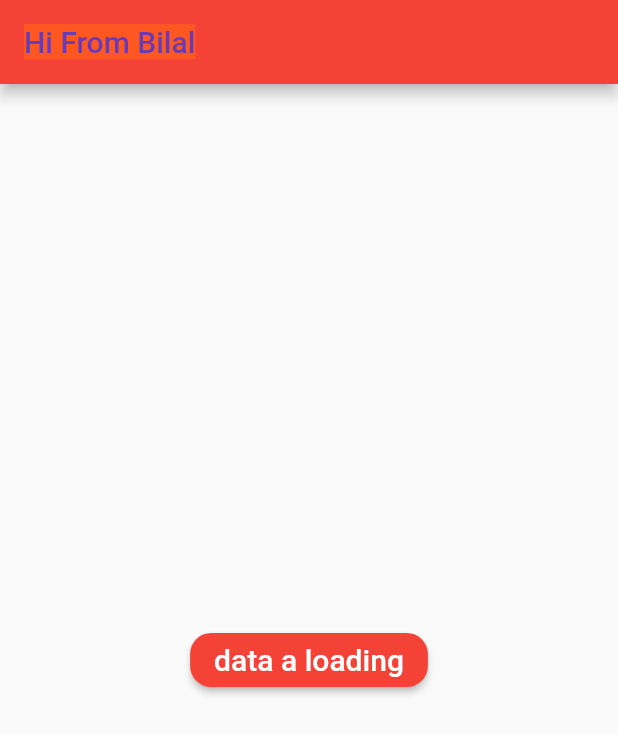
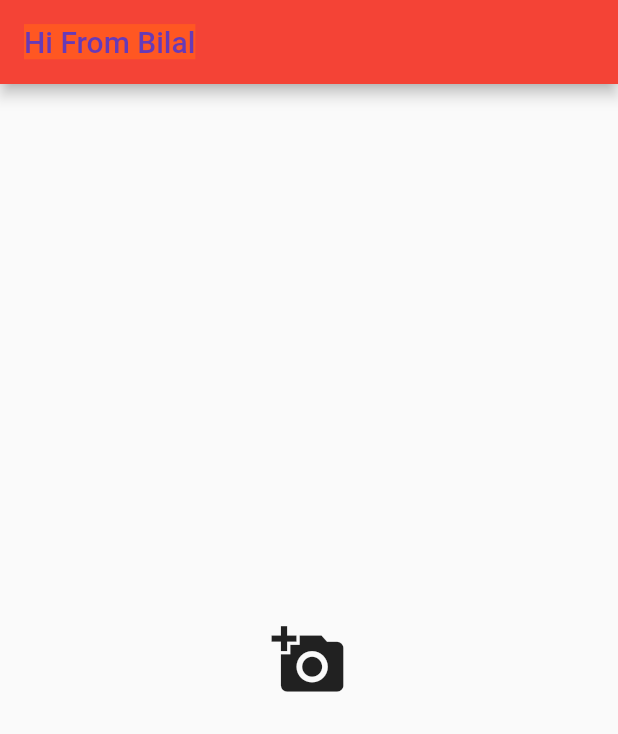
Before and after one commit to Bilal112/Flutter-Learn, a Flutter app: the screen it shows after launch, on a phone screen of 412 x 824 dp. Shown: the top 734 px of the screen. Run offline on Flutter 3.47's test engine with Material 2 defaults, Android fonts, the phone set to English and light mode, and no system bars.

Commit message:
Add Icon Button

```diff
--- a/lib/main.dart
+++ b/lib/main.dart
@@ -25,24 +25,14 @@ class MyApp extends StatelessWidget {
                 backgroundColor: Colors.deepOrange, color: Colors.deepPurple),
           )),
           body: Center(
-            child: MaterialButton(
-                onPressed: () {},
-                splashColor: Colors.green,
-                color: Colors.red,
-                child: Text(
-                  "data a loading",
-
-                  style: TextStyle(
-                    color: Colors.white,
-                    fontSize: 20.0,
-
-                  )
-                  ,
-                ),
-                shape: RoundedRectangleBorder(
-                  borderRadius: BorderRadius.circular(14)
-                )
-                ),
+            child:IconButton(onPressed: (){},
+            icon: Icon(
+              Icons.add_a_photo
+            ),
+            iconSize: 50.0,
+            splashColor: Colors.green,
+            tooltip: "Add a Photo"
+            ,)
           ),
         ));
   }
```
